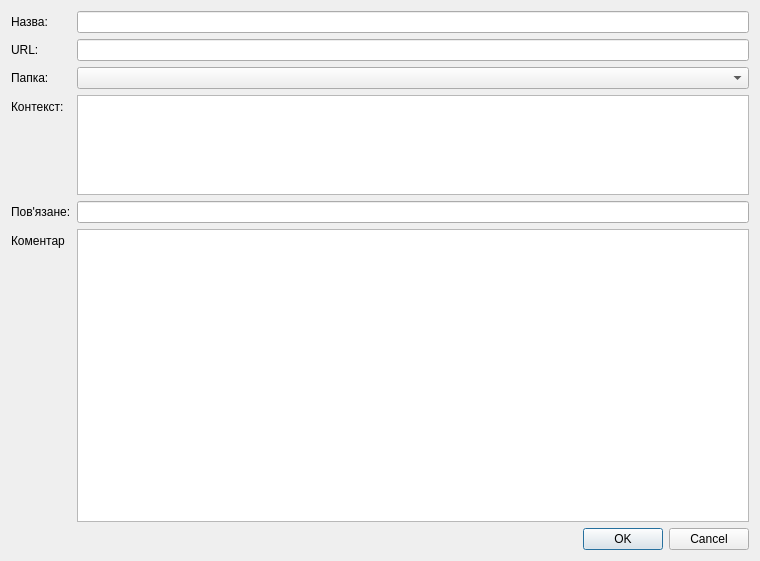
Above: OOP2Lab/addlinkdialog.ui from IvanAntonchuk/Lab.OOP2 before the change. Below: the same form after it.
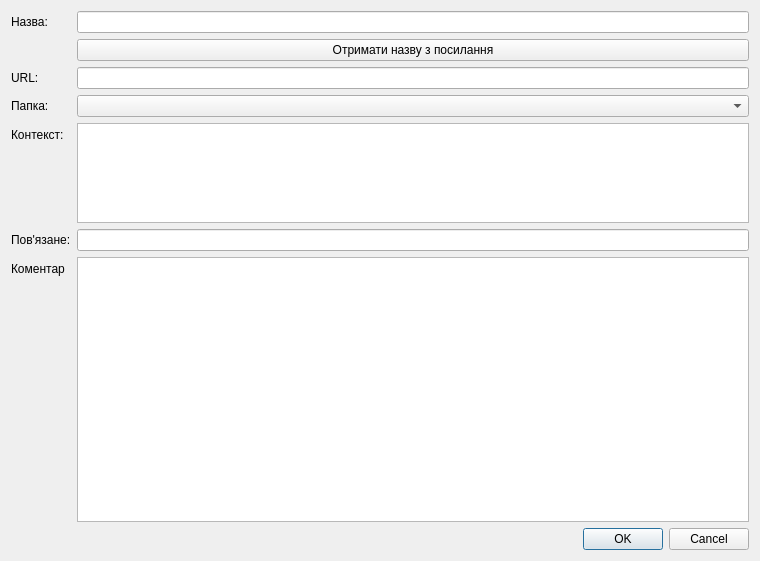
That is the form after the change.

Commit message: Add auto-fetching of titles via HTTP using cpp-httplib

What changed in the file:
```diff
--- a/OOP2Lab/addlinkdialog.ui
+++ b/OOP2Lab/addlinkdialog.ui
@@ -26,58 +26,38 @@
      <item row="0" column="1">
       <widget class="QLineEdit" name="nameLineEdit"/>
      </item>
-     <item row="1" column="0">
+     <item row="2" column="0">
       <widget class="QLabel" name="urlLabel">
        <property name="text">
         <string>URL:</string>
        </property>
       </widget>
      </item>
-     <item row="1" column="1">
+     <item row="2" column="1">
       <widget class="QLineEdit" name="urlLineEdit"/>
      </item>
-     <item row="2" column="0">
+     <item row="3" column="0">
       <widget class="QLabel" name="contextLabel">
        <property name="text">
         <string>Папка:</string>
        </property>
       </widget>
      </item>
-     <item row="2" column="1">
+     <item row="3" column="1">
       <widget class="QComboBox" name="folderComboBox">
        <property name="editable">
         <bool>false</bool>
        </property>
       </widget>
      </item>
-     <item row="3" column="0">
+     <item row="4" column="0">
       <widget class="QLabel" name="label">
        <property name="text">
         <string>Контекст:</string>
        </property>
       </widget>
      </item>
-     <item row="4" column="0">
-      <widget class="QLabel" name="label_2">
-       <property name="text">
-        <string>Пов'язане:</string>
-       </property>
-      </widget>
-     </item>
      <item row="4" column="1">
-      <widget class="QLineEdit" name="relatedUrlLineEdit"/>
-     </item>
-     <item row="5" column="0">
-      <widget class="QLabel" name="commentLabel">
-       <property name="text">
-        <string>Коментар</string>
-       </property>
-      </widget>
-     </item>
-     <item row="5" column="1">
-      <widget class="QTextEdit" name="commentTextEdit"/>
-     </item>
-     <item row="3" column="1">
       <widget class="QListWidget" name="contextListWidget">
        <property name="sizePolicy">
         <sizepolicy hsizetype="Expanding" vsizetype="Minimum">
@@ -99,6 +79,33 @@
        </property>
       </widget>
      </item>
+     <item row="5" column="0">
+      <widget class="QLabel" name="label_2">
+       <property name="text">
+        <string>Пов'язане:</string>
+       </property>
+      </widget>
+     </item>
+     <item row="5" column="1">
+      <widget class="QLineEdit" name="relatedUrlLineEdit"/>
+     </item>
+     <item row="6" column="0">
+      <widget class="QLabel" name="commentLabel">
+       <property name="text">
+        <string>Коментар</string>
+       </property>
+      </widget>
+     </item>
+     <item row="6" column="1">
+      <widget class="QTextEdit" name="commentTextEdit"/>
+     </item>
+     <item row="1" column="1">
+      <widget class="QPushButton" name="fetchTitleButton">
+       <property name="text">
+        <string>Отримати назву з посилання</string>
+       </property>
+      </widget>
+     </item>
     </layout>
    </item>
    <item>
```
The commit also changes 4 other files.
